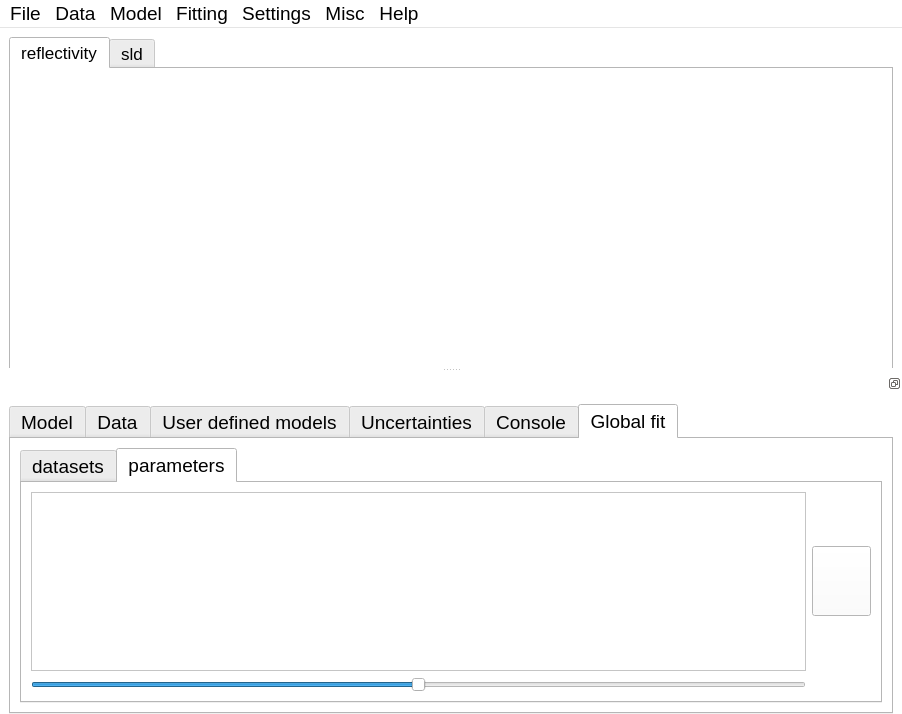
This is motofit/Motofit.ui in refnx/refnx as Qt 5 draws it before an edit. The edited form follows.
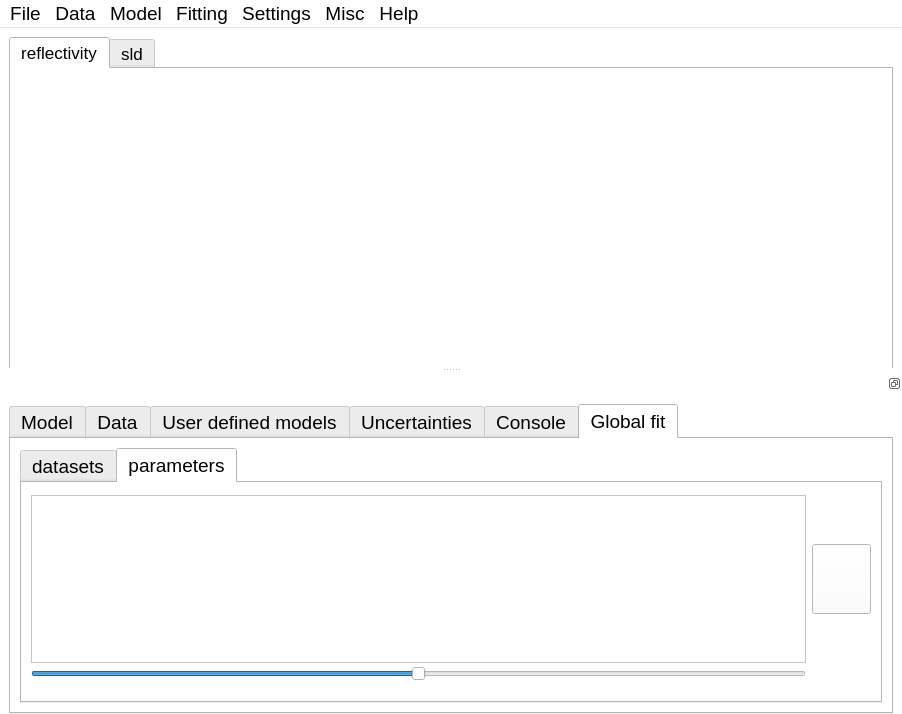
This is the edited form. The open tabs and pages were chosen to show the change. Icons and pictures are not drawn.

Diff of the .ui file:
```diff
--- a/motofit/Motofit.ui
+++ b/motofit/Motofit.ui
@@ -1413,6 +1413,15 @@
              <string>parameters</string>
             </attribute>
             <layout class="QGridLayout" name="gridLayout_10">
+             <property name="topMargin">
+              <number>12</number>
+             </property>
+             <property name="bottomMargin">
+              <number>20</number>
+             </property>
+             <property name="verticalSpacing">
+              <number>3</number>
+             </property>
              <item row="0" column="1">
               <widget class="QPushButton" name="do_gf_fit">
                <property name="minimumSize">
```
